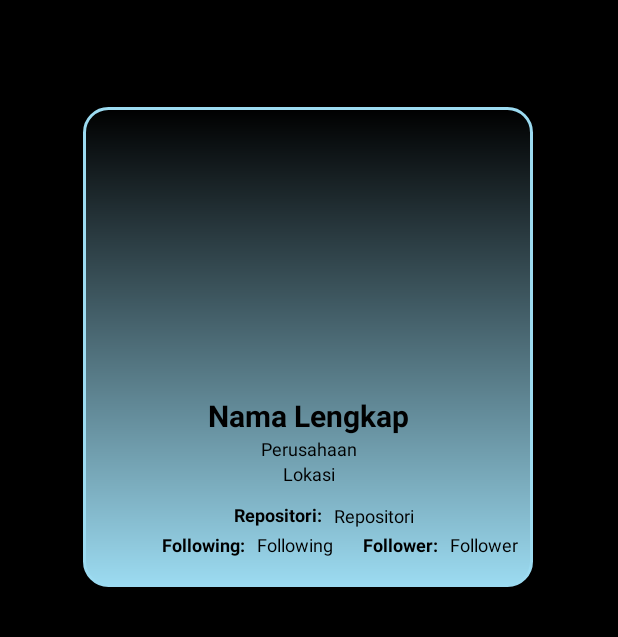
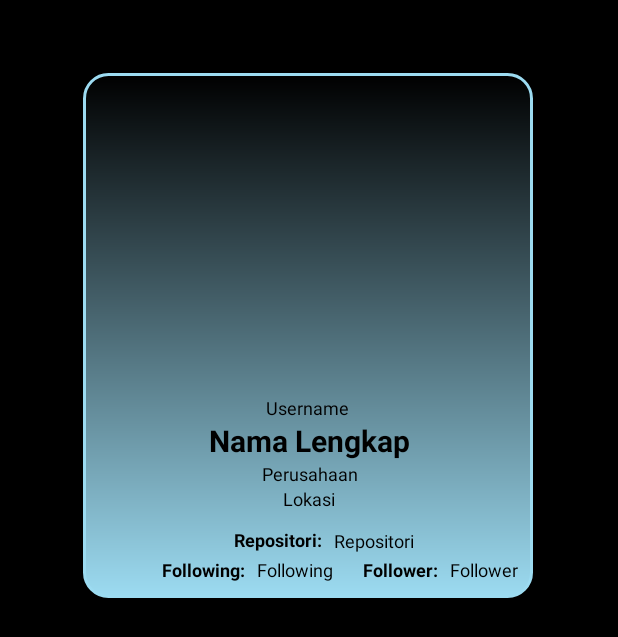
Before and after one commit to bahrianpro/GithubUser, an Android app: the DetailActivity screen opened directly, with no data from a screen before it, on a phone screen of 412 x 824 dp. Shown: the top 637 px of the screen. Run offline under Robolectric (Android 15) with nearby library versions, the phone set to English and light mode, and no system bars; our stand-ins replace CircleImageView.

Commit message:
perbaikan8

```diff
--- a/app/src/main/java/com/bahrianpro/githubuser/model/DetailActivity.kt
+++ b/app/src/main/java/com/bahrianpro/githubuser/model/DetailActivity.kt
@@ -15,6 +15,7 @@ class DetailActivity : AppCompatActivity() {
         val dtUser = intent.getParcelableExtra<UserList>("dataUser")
         if (dtUser != null){
             val imgAvatar : ImageView = findViewById(R.id.img_avatar)
+            val txtUsername : TextView = findViewById(R.id.txt_username)
             val txtName : TextView = findViewById(R.id.txt_name)
             val txtCompany : TextView = findViewById(R.id.txt_company)
             val txtLocation : TextView = findViewById(R.id.txt_location)
@@ -23,6 +24,7 @@ class DetailActivity : AppCompatActivity() {
             val txtFollowing : TextView = findViewById(R.id.txt_following)
 
             imgAvatar.setImageResource(dtUser.avatares)
+            txtUsername.text = "( " + dtUser.username +" )"
             txtName.text = dtUser.name
             txtCompany.text = dtUser.company
             txtLocation.text = dtUser.location
--- a/app/src/main/res/layout/activity_detail.xml
+++ b/app/src/main/res/layout/activity_detail.xml
@@ -11,14 +11,14 @@
     <TextView
         android:id="@+id/textView4"
         android:layout_width="300dp"
-        android:layout_height="320dp"
+        android:layout_height="350dp"
         android:background="@drawable/boxline"
         card_view:layout_constraintBottom_toBottomOf="parent"
         card_view:layout_constraintEnd_toEndOf="parent"
         card_view:layout_constraintHorizontal_bias="0.495"
         card_view:layout_constraintStart_toStartOf="parent"
         card_view:layout_constraintTop_toTopOf="parent"
-        card_view:layout_constraintVertical_bias="0.141" />
+        card_view:layout_constraintVertical_bias="0.102" />
 
     <de.hdodenhof.circleimageview.CircleImageView
         android:id="@+id/img_avatar"
@@ -33,25 +33,38 @@
         tools:src="@tools:sample/avatars" />
 
     <TextView
+        android:id="@+id/txt_username"
+        android:layout_width="wrap_content"
+        android:layout_height="wrap_content"
+        android:layout_marginTop="8dp"
+        android:text="@string/username"
+        android:textAlignment="center"
+        android:textColor="@color/black"
+        android:textSize="12sp"
+        card_view:layout_constraintEnd_toEndOf="parent"
+        card_view:layout_constraintHorizontal_bias="0.498"
+        card_view:layout_constraintStart_toStartOf="parent"
+        card_view:layout_constraintTop_toBottomOf="@+id/img_avatar" />
+
+    <TextView
         android:id="@+id/txt_name"
         android:layout_width="wrap_content"
         android:layout_height="wrap_content"
         android:text="@string/name"
+        android:textAlignment="center"
         android:textColor="@color/black"
         android:textSize="20sp"
         android:textStyle="bold"
-        card_view:layout_constraintBottom_toBottomOf="parent"
         card_view:layout_constraintEnd_toEndOf="parent"
-        card_view:layout_constraintHorizontal_bias="0.498"
         card_view:layout_constraintStart_toStartOf="parent"
-        card_view:layout_constraintTop_toBottomOf="@+id/img_avatar"
-        card_view:layout_constraintVertical_bias="0.015" />
+        card_view:layout_constraintTop_toBottomOf="@+id/txt_username" />
 
     <TextView
         android:id="@+id/txt_company"
         android:layout_width="wrap_content"
         android:layout_height="wrap_content"
         android:text="@string/company"
+        android:textAlignment="center"
         android:textColor="@color/black"
         android:textSize="12sp"
         card_view:layout_constraintBottom_toBottomOf="parent"
@@ -65,6 +78,7 @@
         android:layout_width="wrap_content"
         android:layout_height="wrap_content"
         android:text="@string/location"
+        android:textAlignment="center"
         android:textColor="@color/black"
         android:textSize="12sp"
         card_view:layout_constraintEnd_toEndOf="parent"
--- a/app/src/main/res/layout/item_user_list.xml
+++ b/app/src/main/res/layout/item_user_list.xml
@@ -11,8 +11,9 @@
         android:layout_height="wrap_content"
         android:layout_gravity="center"
         android:layout_marginStart="8dp"
-        android:layout_marginTop="8dp"
+        android:layout_marginTop="4dp"
         android:layout_marginEnd="8dp"
+        android:layout_marginBottom="4dp"
         card_view:cardBackgroundColor="@color/black"
         card_view:cardCornerRadius="10dp"
         card_view:layout_constraintBottom_toBottomOf="parent"
```
